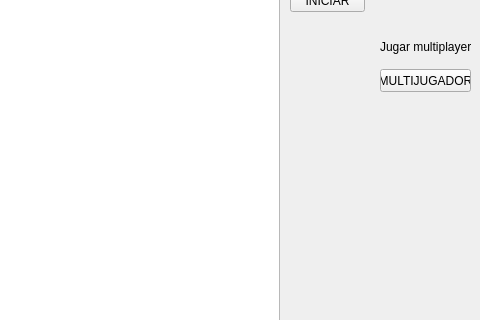
First picture: the form in proyecto_final_/mainwindow.ui, repository jstom12/proyecto_final_infii_JUANMANUELRESTREPO, before the edit; both pictures show x 520 to 1000 and y 321 to 641 of the 1000 by 750 pixel window.
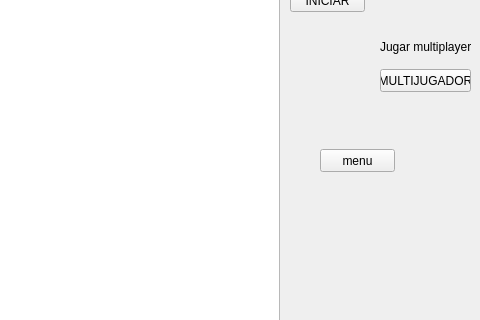
Second picture: the form after the edit.

Diff of the .ui file:
```diff
--- a/proyecto_final_/mainwindow.ui
+++ b/proyecto_final_/mainwindow.ui
@@ -212,6 +212,19 @@
      <string/>
     </property>
    </widget>
+   <widget class="QPushButton" name="push_menu">
+    <property name="geometry">
+     <rect>
+      <x>840</x>
+      <y>470</y>
+      <width>75</width>
+      <height>23</height>
+     </rect>
+    </property>
+    <property name="text">
+     <string>menu</string>
+    </property>
+   </widget>
   </widget>
   <widget class="QMenuBar" name="menubar">
    <property name="geometry">
```
